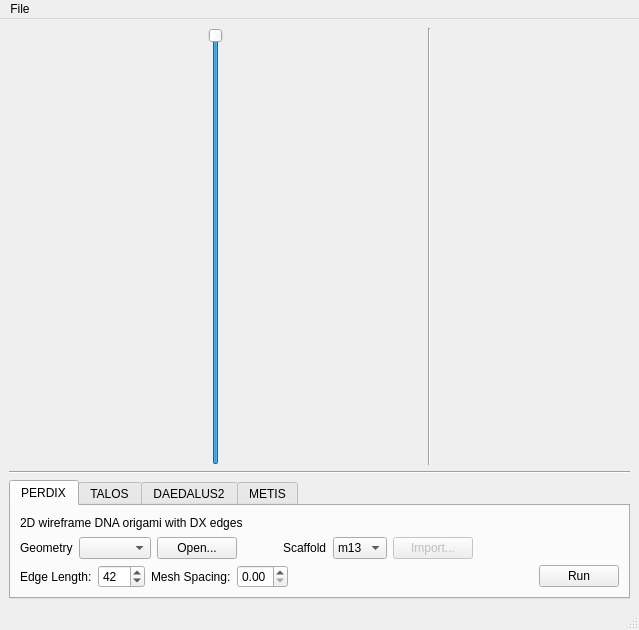
Before: the Qt Designer form ui/AthenaMainWindow.ui in lcbb/athena, drawn with Qt 5.
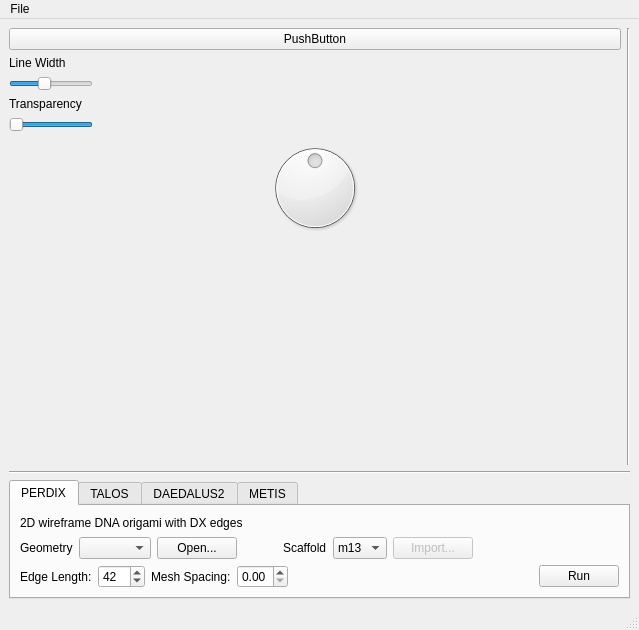
After: the same form once the commit is applied.

Commit message: Controllable line width

```diff
--- a/ui/AthenaMainWindow.ui
+++ b/ui/AthenaMainWindow.ui
@@ -711,20 +711,111 @@
       <item>
        <layout class="QHBoxLayout" name="upperLayout">
         <item>
-         <widget class="QSlider" name="alphaSlider">
-          <property name="maximum">
-           <number>255</number>
-          </property>
-          <property name="value">
-           <number>255</number>
-          </property>
-          <property name="orientation">
-           <enum>Qt::Vertical</enum>
-          </property>
-          <property name="invertedAppearance">
-           <bool>false</bool>
-          </property>
-         </widget>
+         <layout class="QVBoxLayout" name="verticalLayout_4">
+          <item>
+           <widget class="QPushButton" name="pushButton">
+            <property name="text">
+             <string>PushButton</string>
+            </property>
+           </widget>
+          </item>
+          <item>
+           <widget class="QLabel" name="label_2">
+            <property name="text">
+             <string>Line Width</string>
+            </property>
+           </widget>
+          </item>
+          <item>
+           <widget class="QSlider" name="lineWidthSlider">
+            <property name="sizePolicy">
+             <sizepolicy hsizetype="Maximum" vsizetype="Fixed">
+              <horstretch>0</horstretch>
+              <verstretch>0</verstretch>
+             </sizepolicy>
+            </property>
+            <property name="minimum">
+             <number>-10</number>
+            </property>
+            <property name="maximum">
+             <number>40</number>
+            </property>
+            <property name="value">
+             <number>10</number>
+            </property>
+            <property name="orientation">
+             <enum>Qt::Horizontal</enum>
+            </property>
+            <property name="invertedAppearance">
+             <bool>false</bool>
+            </property>
+           </widget>
+          </item>
+          <item>
+           <widget class="QLabel" name="label_4">
+            <property name="text">
+             <string>Transparency</string>
+            </property>
+           </widget>
+          </item>
+          <item>
+           <widget class="QSlider" name="alphaSlider">
+            <property name="sizePolicy">
+             <sizepolicy hsizetype="Maximum" vsizetype="Fixed">
+              <horstretch>0</horstretch>
+              <verstretch>0</verstretch>
+             </sizepolicy>
+            </property>
+            <property name="maximum">
+             <number>255</number>
+            </property>
+            <property name="value">
+             <number>255</number>
+            </property>
+            <property name="orientation">
+             <enum>Qt::Horizontal</enum>
+            </property>
+            <property name="invertedAppearance">
+             <bool>true</bool>
+            </property>
+            <property name="invertedControls">
+             <bool>false</bool>
+            </property>
+           </widget>
+          </item>
+          <item>
+           <widget class="QDial" name="dial">
+            <property name="maximum">
+             <number>100</number>
+            </property>
+            <property name="value">
+             <number>50</number>
+            </property>
+            <property name="orientation">
+             <enum>Qt::Horizontal</enum>
+            </property>
+            <property name="wrapping">
+             <bool>false</bool>
+            </property>
+            <property name="notchesVisible">
+             <bool>false</bool>
+            </property>
+           </widget>
+          </item>
+          <item>
+           <spacer name="verticalSpacer">
+            <property name="orientation">
+             <enum>Qt::Vertical</enum>
+            </property>
+            <property name="sizeHint" stdset="0">
+             <size>
+              <width>20</width>
+              <height>40</height>
+             </size>
+            </property>
+           </spacer>
+          </item>
+         </layout>
         </item>
         <item>
          <widget class="Line" name="line_2">
```
The commit also changes 3 other files.
